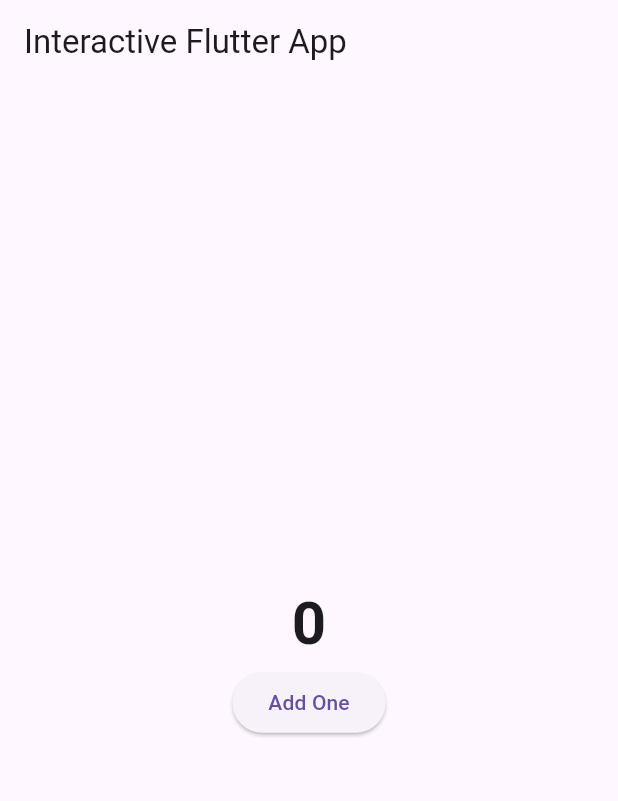
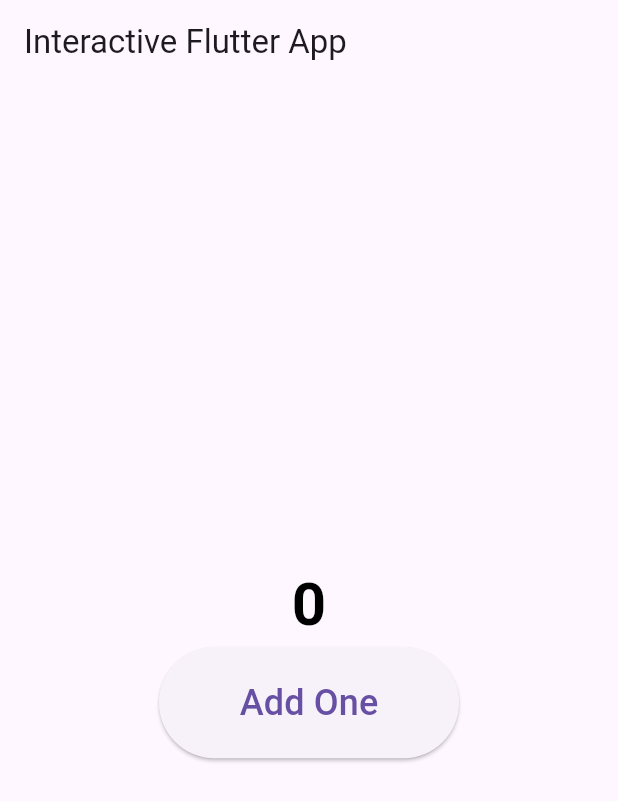
Before and after one commit to MarisaLav/FlutterApp2, a Flutter app: the screen it shows after launch, on a phone screen of 412 x 824 dp. Shown: the top 801 px of the screen. Run offline on Flutter 3.47's test engine with Material 3 defaults, Android fonts, the phone set to English and light mode, and no system bars.

Commit message:
Styled button with larger text and increased padding

```diff
--- a/flutterapp2/lib/main.dart
+++ b/flutterapp2/lib/main.dart
@@ -16,6 +16,7 @@ class MyApp extends StatelessWidget {
     );
   }
 }
+
 class MyHomePage extends StatefulWidget {
   MyHomePage({Key? key}) : super(key: key);
 
@@ -42,10 +43,26 @@ class _MyHomePageState extends State<MyHomePage> {
         child: Column(
           mainAxisAlignment: MainAxisAlignment.center,
           children: <Widget>[
-            Text('$_counter', style: TextStyle(fontSize: 40, fontWeight: FontWeight.bold)),
+            Text(
+              '$_counter',
+              style: TextStyle(
+                fontSize: 40,  // Large font size for the counter
+                fontWeight: FontWeight.bold,
+                color: Colors.black,
+              ),
+            ),
             ElevatedButton(
               onPressed: _incrementCounter,
-              child: Text('Add One'),
+              child: Text(
+                'Add One',
+                style: TextStyle(
+                  fontSize: 24,  // Larger font size for the button text
+                ),
+              ),
+              style: ElevatedButton.styleFrom(
+                padding: EdgeInsets.symmetric(horizontal: 30, vertical: 20),  // Increased padding
+                minimumSize: Size(200, 60),  // Set a minimum size for the button
+              ),
             ),
           ],
         ),
```
